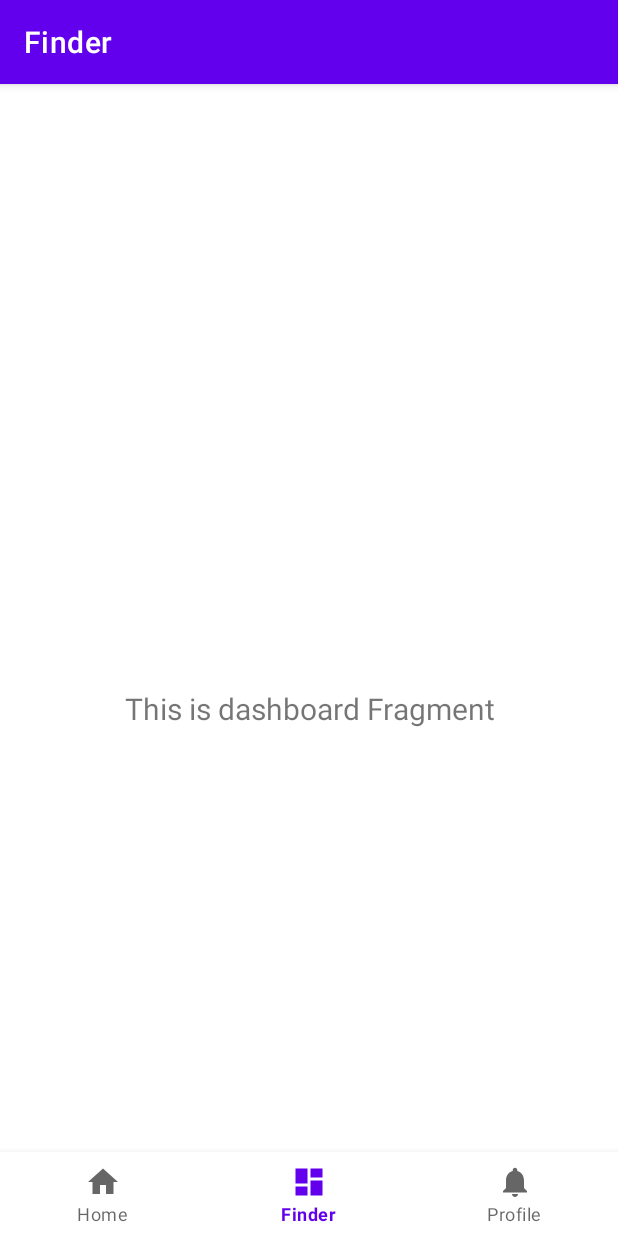
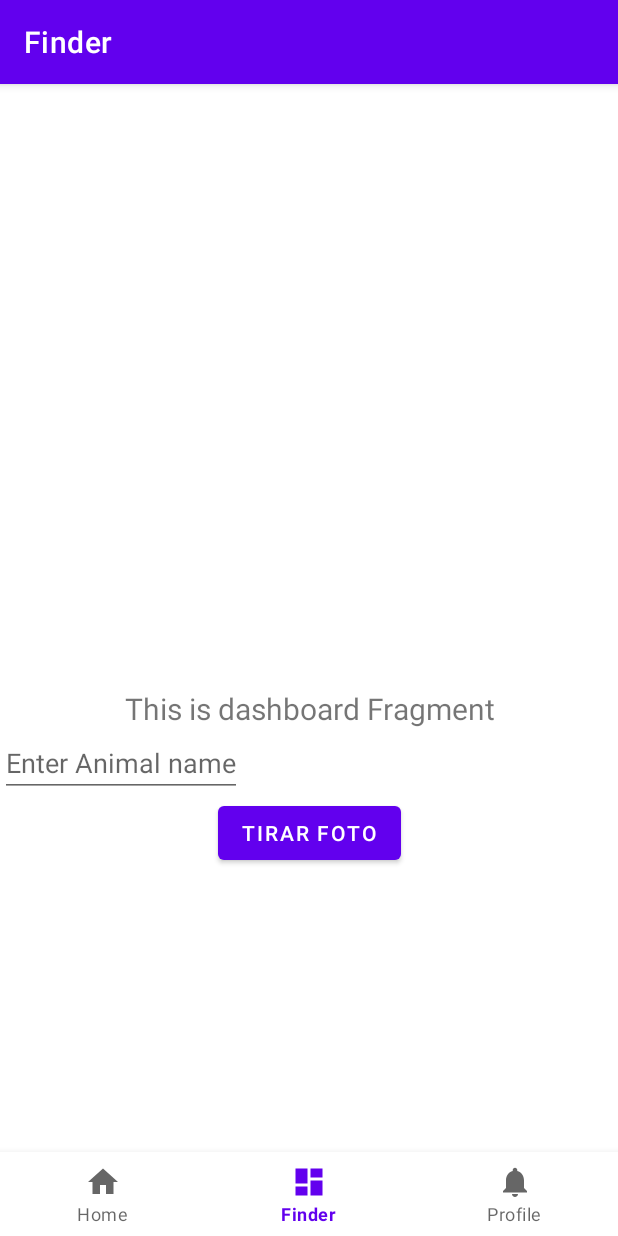
Before and after one commit to GabrielCavalcanti13/animalfinder, an Android app: the DashboardFragment screen opened through its navigation route, on a phone screen of 412 x 824 dp. Run offline under Robolectric (Android 15) with nearby library versions, the light colour scheme and no system bars; our stand-ins replace navigation-ui.

Commit message:
creating photo layout

```diff
--- a/AnimalFinder/app/src/main/res/layout/fragment_dashboard.xml
+++ b/AnimalFinder/app/src/main/res/layout/fragment_dashboard.xml
@@ -19,4 +19,23 @@
         app:layout_constraintEnd_toEndOf="parent"
         app:layout_constraintStart_toStartOf="parent"
         app:layout_constraintTop_toTopOf="parent" />
+
+    <EditText
+        android:id="@+id/etAnimalName"
+        android:layout_width="wrap_content"
+        android:layout_height="wrap_content"
+        android:hint="Enter Animal name"
+        app:layout_constraintStart_toStartOf="parent"
+        app:layout_constraintTop_toBottomOf="@+id/text_dashboard" />
+
+    <Button
+        android:id="@+id/buttonTakePhoto"
+        android:layout_width="wrap_content"
+        android:layout_height="wrap_content"
+        android:text="Tirar foto"
+        app:layout_constraintEnd_toEndOf="parent"
+        app:layout_constraintStart_toStartOf="parent"
+        app:layout_constraintTop_toBottomOf="@+id/etAnimalName" />
+
+
 </androidx.constraintlayout.widget.ConstraintLayout>
```
